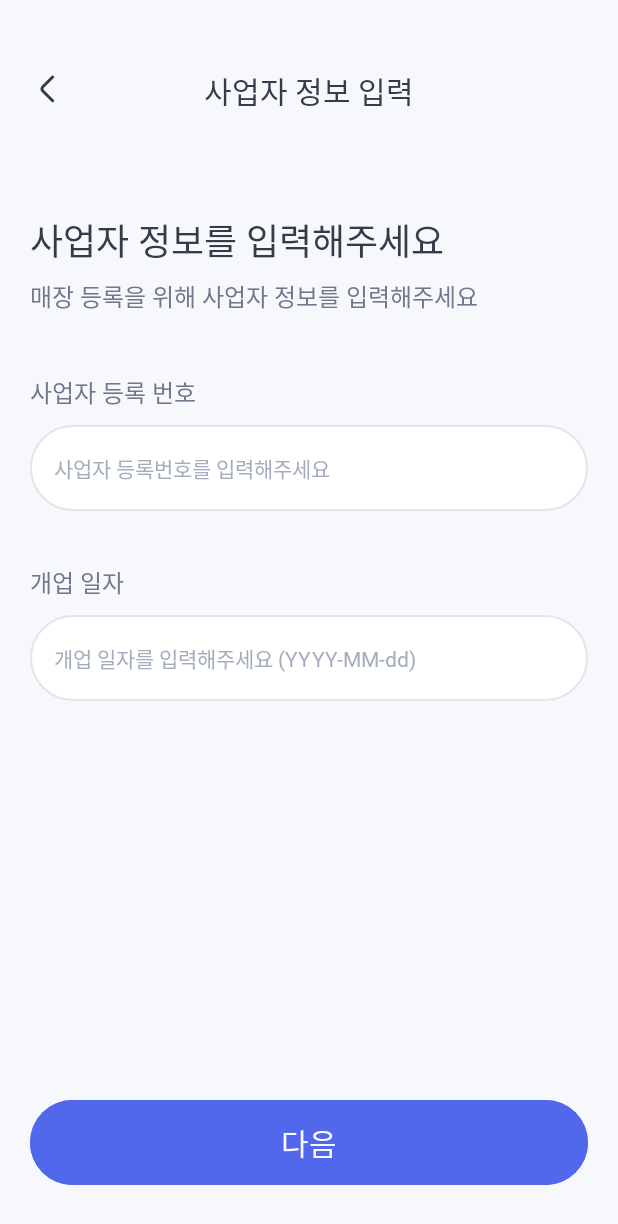
After one commit to Team-Drinkly/android-admin, an Android app: the fragment SignUpBusinessInfoFragment shown on its own in the app's theme, on a phone screen of 412 x 824 dp. The commit adds this screen. Shown: the top 1224 px of the screen. Run offline under Robolectric (Android 15) with nearby library versions, the phone set to English and light mode, and no system bars; 1 statement that could not run was skipped.

Commit message:
[Feat] #2  회원가입 - 사업자 정보 입력 화면 구성

```diff
--- /dev/null
+++ b/app/src/main/java/com/project/drinkly_admin/ui/signUp/SignUpBusinessInfoFragment.kt
@@ -0,0 +1,92 @@
+package com.project.drinkly_admin.ui.signUp
+
+import android.os.Bundle
+import android.text.Editable
+import android.text.TextWatcher
+import androidx.fragment.app.Fragment
+import android.view.LayoutInflater
+import android.view.View
+import android.view.ViewGroup
+import com.project.drinkly_admin.R
+import com.project.drinkly_admin.databinding.FragmentSignUpBusinessInfoBinding
+import com.project.drinkly_admin.ui.MainActivity
+
+class SignUpBusinessInfoFragment : Fragment() {
+
+    lateinit var binding: FragmentSignUpBusinessInfoBinding
+    lateinit var mainActivity: MainActivity
+
+    override fun onCreateView(
+        inflater: LayoutInflater, container: ViewGroup?,
+        savedInstanceState: Bundle?
+    ): View? {
+
+        binding = FragmentSignUpBusinessInfoBinding.inflate(layoutInflater)
+        mainActivity = activity as MainActivity
+
+        binding.run {
+            editTextBusinessNumber.addTextChangedListener(object : TextWatcher {
+                override fun beforeTextChanged(s: CharSequence?, start: Int, count: Int, after: Int) {}
+
+                override fun onTextChanged(s: CharSequence?, start: Int, before: Int, count: Int) {
+
+                    if(editTextBusinessNumber.text.isNotEmpty()) {
+                        editTextBusinessNumber.setBackgroundResource(R.drawable.background_edittext_success)
+                    } else {
+                        editTextBusinessNumber.setBackgroundResource(R.drawable.background_edittext_default)
+                    }
+
+                    checkEnabled()
+                }
+
+                override fun afterTextChanged(s: Editable?) {}
+            })
+
+            editTextOpenDate.addTextChangedListener(object : TextWatcher {
+                override fun beforeTextChanged(s: CharSequence?, start: Int, count: Int, after: Int) {}
+
+                override fun onTextChanged(s: CharSequence?, start: Int, before: Int, count: Int) {
+
+                    if(editTextOpenDate.text.isNotEmpty()) {
+                        editTextOpenDate.setBackgroundResource(R.drawable.background_edittext_success)
+                    } else {
+                        editTextOpenDate.setBackgroundResource(R.drawable.background_edittext_default)
+                    }
+
+                    checkEnabled()
+                }
+
+                override fun afterTextChanged(s: Editable?) {}
+            })
+        }
+
+        return binding.root
+    }
+
+    override fun onResume() {
+        super.onResume()
+        initView()
+    }
+
+    fun checkEnabled() {
+        binding.run {
+            if(editTextBusinessNumber.text.isNotEmpty() && editTextOpenDate.text.length == 8) {
+                buttonNext.isEnabled = true
+            } else {
+                buttonNext.isEnabled = false
+            }
+        }
+    }
+
+    fun initView() {
+        binding.run {
+            toolbar.run {
+                textViewTitle.text = "사업자 정보 입력"
+                buttonBack.setOnClickListener {
+                    fragmentManager?.popBackStack()
+                }
+            }
+        }
+    }
+
+}
--- a/app/src/main/java/com/project/drinkly_admin/ui/signUp/SignUpPassFragment.kt
+++ b/app/src/main/java/com/project/drinkly_admin/ui/signUp/SignUpPassFragment.kt
@@ -49,6 +49,10 @@ class SignUpPassFragment : Fragment() {
             // 패스 인증 완료 후 회원가입 - 사업자 정보 입력 화면 이동
             MyApplication.signUpPassAuthorization = null
 
+            mainActivity.supportFragmentManager.beginTransaction()
+                .replace(R.id.fragmentContainerView_main, SignUpBusinessInfoFragment())
+                .addToBackStack(null)
+                .commit()
         } else if(MyApplication.signUpPassAuthorization == false) {
             MyApplication.signUpPassAuthorization = null
 
--- /dev/null
+++ b/app/src/main/res/drawable/background_edittext_default.xml
@@ -0,0 +1,11 @@
+<?xml version="1.0" encoding="utf-8"?>
+<shape xmlns:android="http://schemas.android.com/apk/res/android">
+
+    <solid android:color="@color/white"/>
+
+    <stroke
+        android:width="1dp"
+        android:color="@color/gray4" />
+
+    <corners android:radius="50dp"/>
+</shape>
--- /dev/null
+++ b/app/src/main/res/drawable/background_edittext_success.xml
@@ -0,0 +1,11 @@
+<?xml version="1.0" encoding="utf-8"?>
+<shape xmlns:android="http://schemas.android.com/apk/res/android">
+
+    <solid android:color="@color/white"/>
+
+    <stroke
+        android:width="1dp"
+        android:color="@color/primary_50" />
+
+    <corners android:radius="50dp"/>
+</shape>
--- /dev/null
+++ b/app/src/main/res/layout/fragment_sign_up_business_info.xml
@@ -0,0 +1,102 @@
+<?xml version="1.0" encoding="utf-8"?>
+<androidx.constraintlayout.widget.ConstraintLayout xmlns:android="http://schemas.android.com/apk/res/android"
+    xmlns:tools="http://schemas.android.com/tools"
+    android:layout_width="match_parent"
+    android:layout_height="match_parent"
+    android:paddingHorizontal="20dp"
+    xmlns:app="http://schemas.android.com/apk/res-auto"
+    tools:context=".ui.signUp.SignUpBusinessInfoFragment">
+
+    <include
+        android:id="@+id/toolbar"
+        layout="@layout/toolbar_back_title"
+        android:layout_width="0dp"
+        android:layout_height="wrap_content"
+        app:layout_constraintEnd_toEndOf="parent"
+        app:layout_constraintStart_toStartOf="parent"
+        app:layout_constraintTop_toTopOf="parent" />
+
+    <TextView
+        android:id="@+id/textView_title"
+        style="@style/HeadLine2"
+        android:layout_width="0dp"
+        android:layout_height="wrap_content"
+        android:layout_marginTop="44dp"
+        android:text="사업자 정보를 입력해주세요"
+        app:layout_constraintEnd_toEndOf="parent"
+        app:layout_constraintStart_toStartOf="parent"
+        app:layout_constraintTop_toBottomOf="@+id/toolbar" />
+
+    <TextView
+        android:id="@+id/textView_description"
+        style="@style/body1"
+        android:layout_width="0dp"
+        android:layout_height="wrap_content"
+        android:layout_marginTop="7dp"
+        android:text="매장 등록을 위해 사업자 정보를 입력해주세요"
+        android:textColor="@color/gray7"
+        app:layout_constraintEnd_toEndOf="parent"
+        app:layout_constraintStart_toStartOf="parent"
+        app:layout_constraintTop_toBottomOf="@+id/textView_title" />
+
+    <TextView
+        android:id="@+id/textView_subtitle1"
+        style="@style/SubTitle2"
+        android:layout_width="0dp"
+        android:layout_height="wrap_content"
+        android:layout_marginTop="40dp"
+        android:text="사업자 등록 번호"
+        android:textColor="@color/gray7"
+        app:layout_constraintEnd_toEndOf="parent"
+        app:layout_constraintStart_toStartOf="parent"
+        app:layout_constraintTop_toBottomOf="@+id/textView_description" />
+
+    <EditText
+        android:id="@+id/editText_business_number"
+        style="@style/SignUpEditText"
+        android:layout_width="0dp"
+        android:layout_height="wrap_content"
+        android:layout_marginTop="10dp"
+        android:ems="10"
+        android:inputType="number"
+        android:hint="사업자 등록번호를 입력해주세요"
+        app:layout_constraintEnd_toEndOf="@+id/textView_subtitle1"
+        app:layout_constraintStart_toStartOf="@+id/textView_subtitle1"
+        app:layout_constraintTop_toBottomOf="@+id/textView_subtitle1" />
+
+    <TextView
+        android:id="@+id/textView_subtitle2"
+        style="@style/SubTitle2"
+        android:layout_width="0dp"
+        android:layout_height="wrap_content"
+        android:layout_marginTop="35dp"
+        android:text="개업 일자"
+        android:textColor="@color/gray7"
+        app:layout_constraintEnd_toEndOf="parent"
+        app:layout_constraintStart_toStartOf="parent"
+        app:layout_constraintTop_toBottomOf="@+id/editText_business_number" />
+
+    <EditText
+        android:id="@+id/editText_open_date"
+        style="@style/SignUpEditText"
+        android:layout_width="0dp"
+        android:layout_height="wrap_content"
+        android:layout_marginTop="10dp"
+        android:ems="10"
+        android:inputType="number"
+        android:hint="개업 일자를 입력해주세요 (YYYY-MM-dd)"
+        app:layout_constraintEnd_toEndOf="@+id/textView_subtitle2"
+        app:layout_constraintStart_toStartOf="@+id/textView_subtitle2"
+        app:layout_constraintTop_toBottomOf="@+id/textView_subtitle2" />
+
+    <Button
+        android:id="@+id/button_next"
+        style="@style/NextButton"
+        android:layout_width="0dp"
+        android:layout_height="wrap_content"
+        android:layout_marginBottom="30dp"
+        android:text="다음"
+        app:layout_constraintBottom_toBottomOf="parent"
+        app:layout_constraintEnd_toEndOf="parent"
+        app:layout_constraintStart_toStartOf="parent" />
+</androidx.constraintlayout.widget.ConstraintLayout>
--- a/app/src/main/res/values/styles.xml
+++ b/app/src/main/res/values/styles.xml
@@ -96,4 +96,15 @@
         <item name="android:backgroundTint">@color/gray5</item>
         <item name="android:paddingVertical">11dp</item>
     </style>
+
+    <!-- 회원가입 입력창 -->
+    <style name="SignUpEditText" parent="body2">
+        <item name="android:layout_height">wrap_content</item>
+        <item name="android:inputType">text</item>
+        <item name="android:textColor">@color/gray9</item>
+        <item name="android:textColorHint">@color/gray6</item>
+        <item name="android:background">@drawable/background_edittext_default</item>
+        <item name="android:paddingHorizontal">16dp</item>
+        <item name="android:paddingVertical">18dp</item>
+    </style>
 </resources>
```
